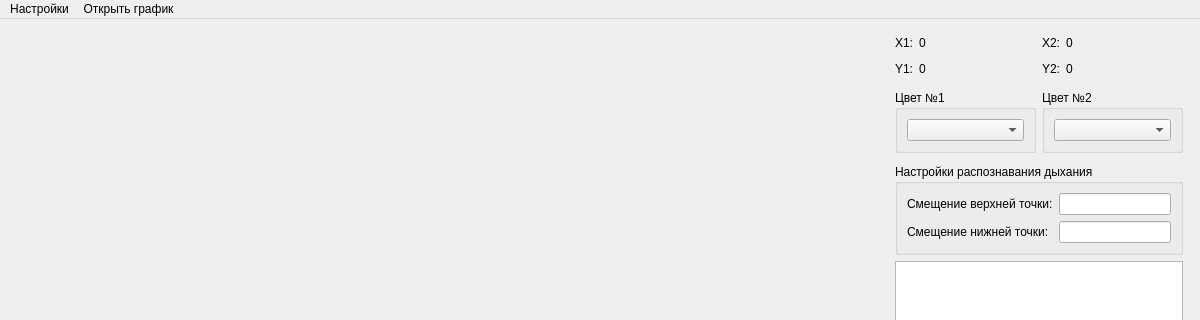
First picture: the form in data/ui/main_window.ui, repository gg-master/VISDOM_project, before the edit; both pictures show x 0 to 1200 and y 0 to 320 of the 1200 by 608 pixel window.
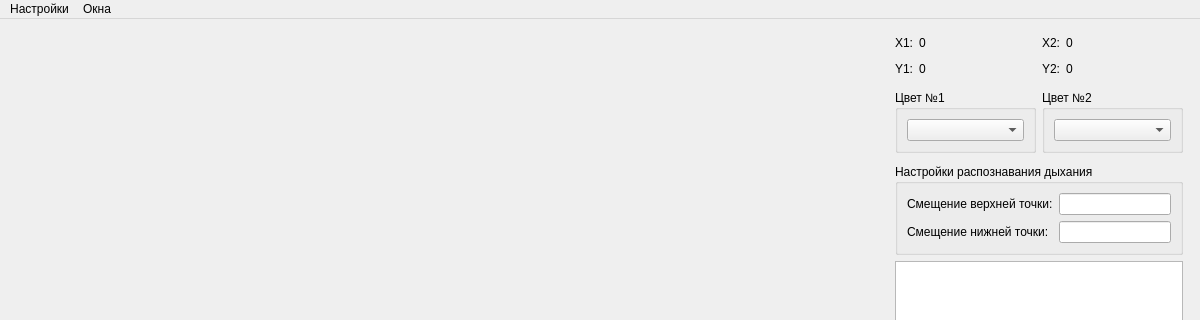
Second picture: the form after the edit. Custom widgets are drawn as their Qt base class.

Commit message: Настроил отображение графика в окне

The edit to the form file:
```diff
--- a/data/ui/main_window.ui
+++ b/data/ui/main_window.ui
@@ -333,7 +333,7 @@
    </widget>
    <widget class="QMenu" name="open_graph_inWindow">
     <property name="title">
-     <string>Открыть график</string>
+     <string>Окна</string>
     </property>
    </widget>
    <addaction name="Settings"/>
```
Left out of the diff: 6 changed lines with no effect on the pictures. The commit also changes 6 other files.
